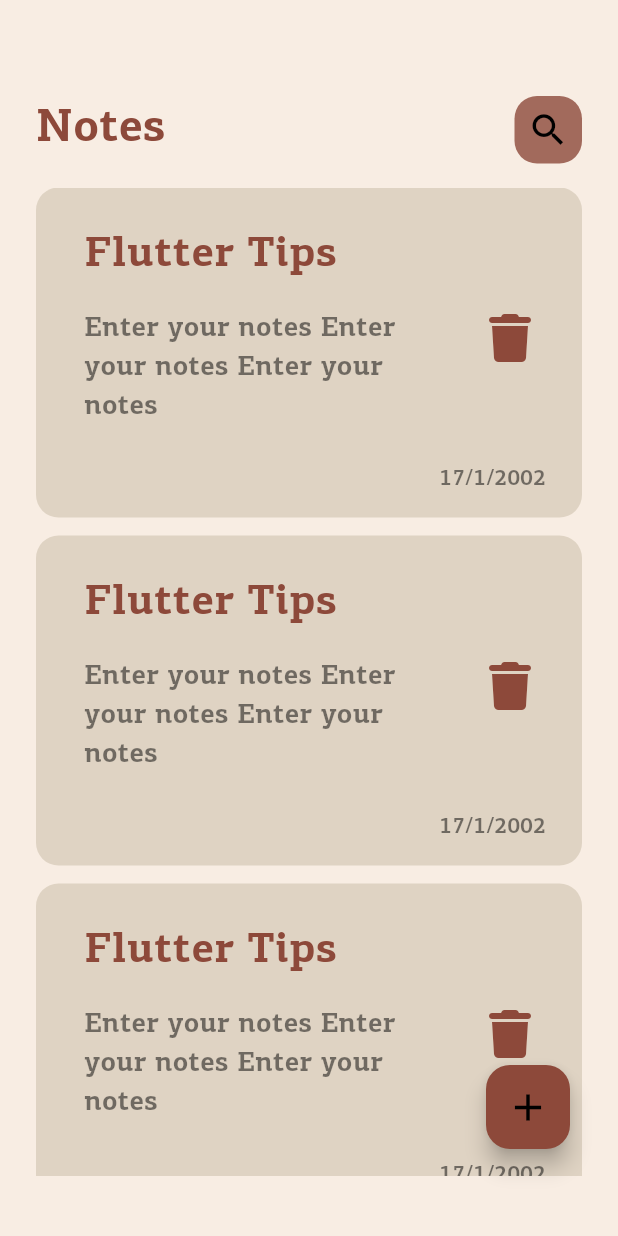
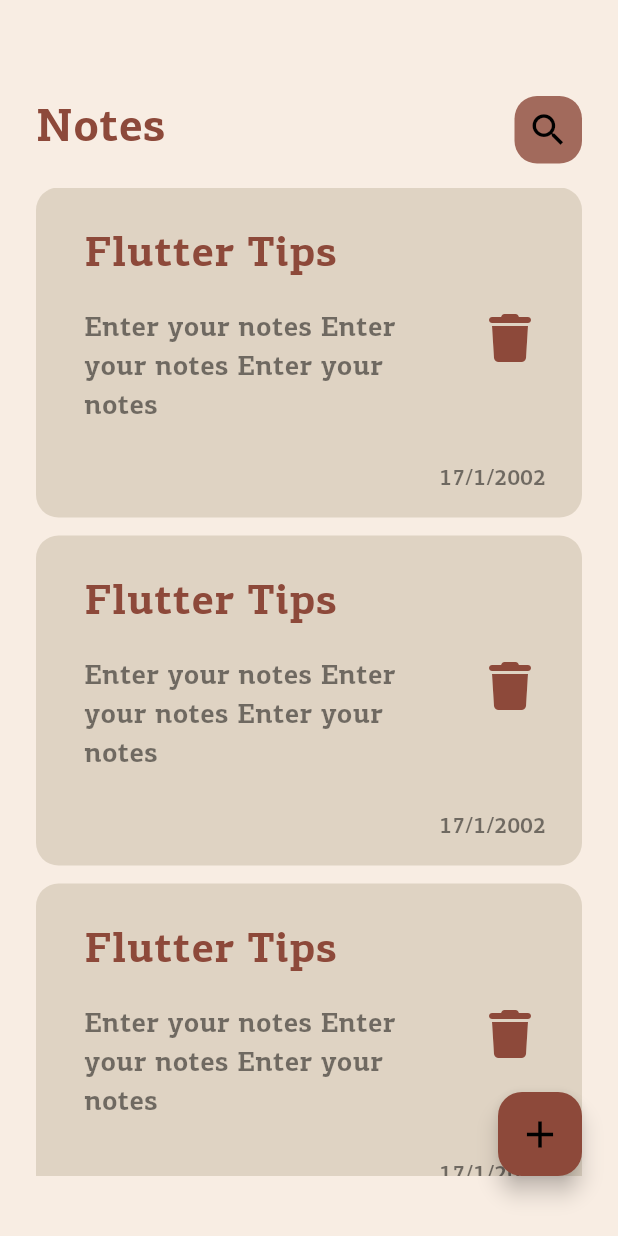
Before and after one commit to AhmedMaged1722/notes_app, a Flutter app: the screen it shows after launch, on a phone screen of 412 x 824 dp. Run offline on Flutter 3.47's test engine with Material 3 defaults, Android fonts, the phone set to English and light mode, and no system bars; our stand-ins replace bloc, font_awesome_flutter, hive, hive_flutter; accounts and stored records are empty.

Commit message:
add note method

```diff
--- a/lib/Cubit/add_note_cubit/add_note_state.dart
+++ b/lib/Cubit/add_note_cubit/add_note_state.dart
@@ -12,5 +12,5 @@ final class AddNoteSuccess extends AddNoteState {}
 final class AddNoteFailure extends AddNoteState {
   final String errorMsg;
 
-  AddNoteFailure({required this.errorMsg});
+  AddNoteFailure(String string, {required this.errorMsg});
 }
--- a/lib/Views/notes_view.dart
+++ b/lib/Views/notes_view.dart
@@ -10,7 +10,7 @@ class NotesView extends StatelessWidget {
   Widget build(BuildContext context) {
     return Scaffold(
       floatingActionButton: Padding(
-        padding: const EdgeInsets.only(right: 16, bottom: 42),
+        padding: const EdgeInsets.only(right: 8, bottom: 24),
         child: FloatingActionButton(
           onPressed: () {
             showModalBottomSheet(
```
Also changed, not shown: lib/Cubit/add_note_cubit/add_note_cubit.dart (+11 -1 lines).
